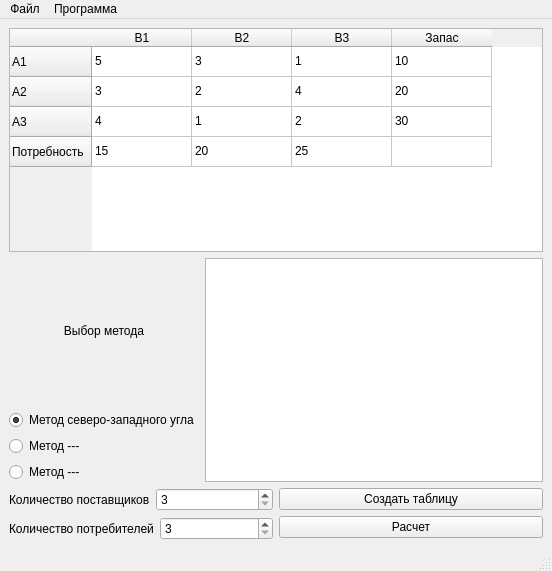
First picture: the form in mainwindow.ui, repository pavelrd/TransportationProblem, before the edit.
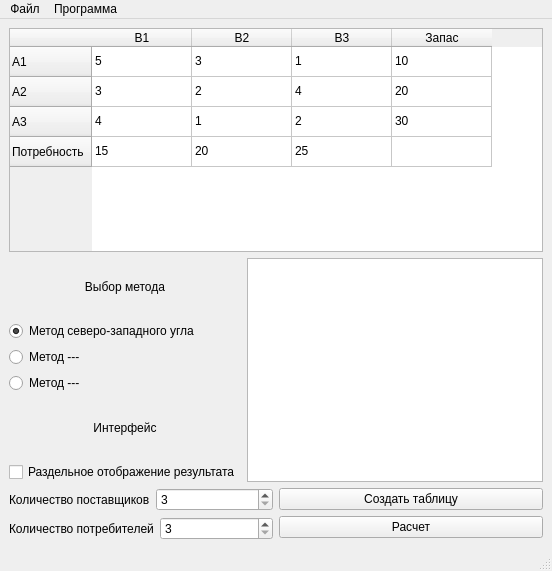
Second picture: the form after the edit.

```diff
--- a/mainwindow.ui
+++ b/mainwindow.ui
@@ -266,6 +266,23 @@
         </attribute>
        </widget>
       </item>
+      <item>
+       <widget class="QLabel" name="label_4">
+        <property name="text">
+         <string>Интерфейс</string>
+        </property>
+        <property name="alignment">
+         <set>Qt::AlignCenter</set>
+        </property>
+       </widget>
+      </item>
+      <item>
+       <widget class="QCheckBox" name="checkBox_splitResultShow">
+        <property name="text">
+         <string>Раздельное отображение результата</string>
+        </property>
+       </widget>
+      </item>
      </layout>
     </item>
     <item row="1" column="1">
```
Left out of the diff: 2 changed lines with no effect on the pictures.
